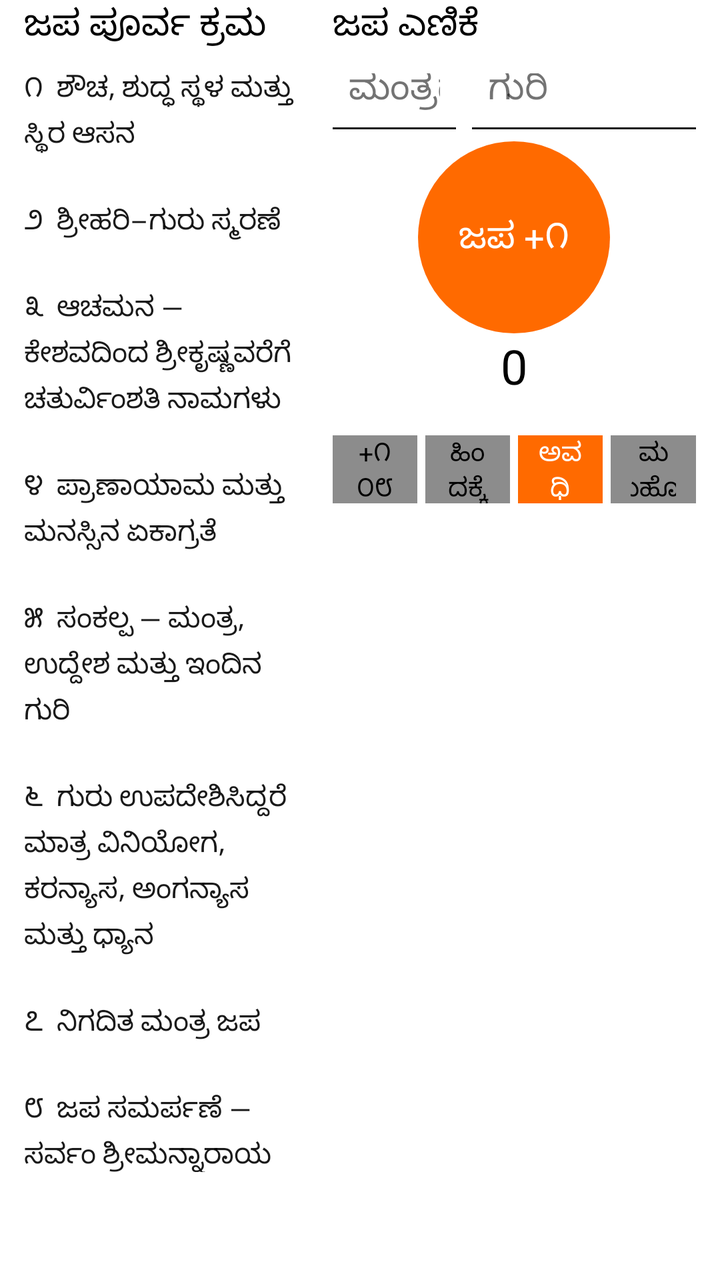
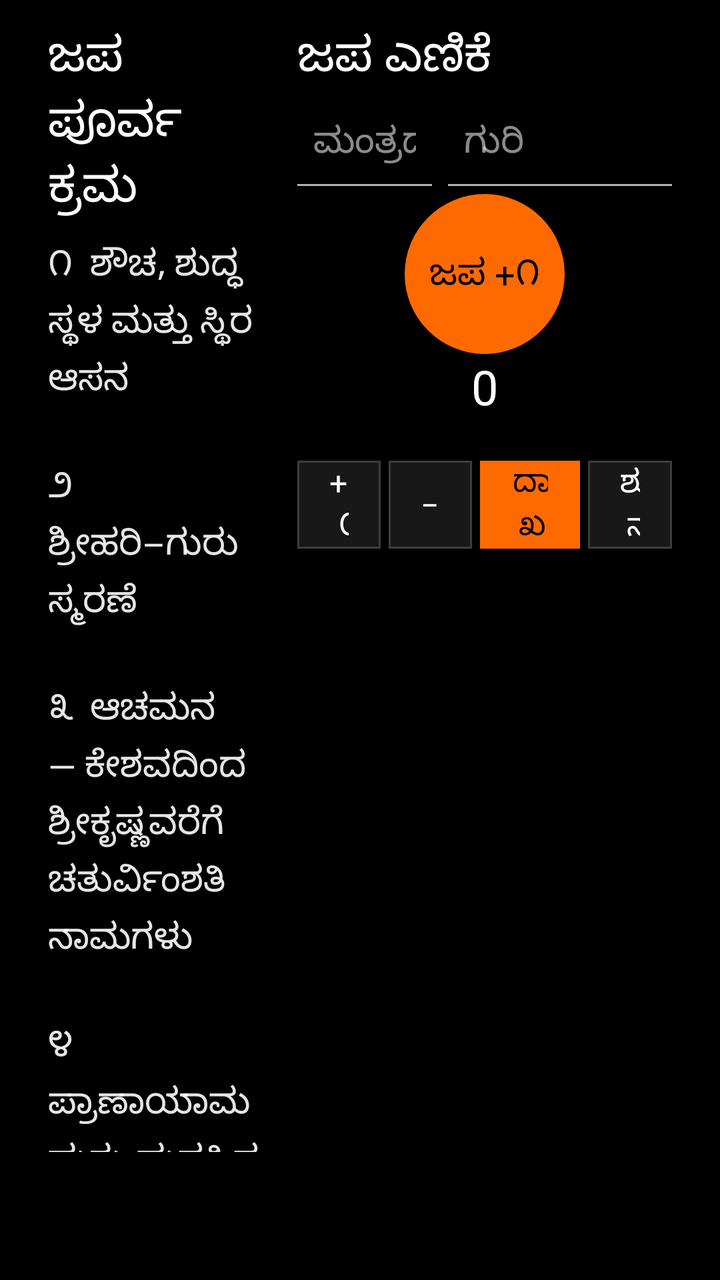

Two renders of the same Android screen: before a commit and after it. Below are the layout's source before the change and the commit's diff.
<!-- AndroidManifest.xml: application theme Theme.PaperDesk -->
<!-- res/layout/page_japa.xml -->
<?xml version="1.0" encoding="utf-8"?>
<LinearLayout xmlns:android="http://schemas.android.com/apk/res/android"
    android:layout_width="match_parent" android:layout_height="match_parent"
    android:background="@color/black" android:orientation="horizontal"
    android:paddingLeft="@dimen/page_pad_h" android:paddingRight="@dimen/page_pad_h" android:paddingBottom="@dimen/footer_bar">
    <ScrollView android:layout_width="0dp" android:layout_height="match_parent" android:layout_weight="0.46" android:fillViewport="true" android:scrollbars="none" android:paddingRight="18dp">
        <LinearLayout android:layout_width="match_parent" android:layout_height="wrap_content" android:orientation="vertical">
            <TextView android:id="@+id/japaRitualTitle" style="@style/Desk.Title" android:layout_width="match_parent" android:layout_height="wrap_content" android:text="ಜಪ ಪೂರ್ವ ಕ್ರಮ" />
            <TextView style="@style/Desk.Body" android:layout_width="match_parent" android:layout_height="wrap_content" android:layout_marginTop="10dp" android:lineSpacingExtra="4dp" android:text="೧  ಶೌಚ, ಶುದ್ಧ ಸ್ಥಳ ಮತ್ತು ಸ್ಥಿರ ಆಸನ&#10;&#10;೨  ಶ್ರೀಹರಿ–ಗುರು ಸ್ಮರಣೆ&#10;&#10;೩  ಆಚಮನ — ಕೇಶವದಿಂದ ಶ್ರೀಕೃಷ್ಣವರೆಗೆ ಚತುರ್ವಿಂಶತಿ ನಾಮಗಳು&#10;&#10;೪  ಪ್ರಾಣಾಯಾಮ ಮತ್ತು ಮನಸ್ಸಿನ ಏಕಾಗ್ರತೆ&#10;&#10;೫  ಸಂಕಲ್ಪ — ಮಂತ್ರ, ಉದ್ದೇಶ ಮತ್ತು ಇಂದಿನ ಗುರಿ&#10;&#10;೬  ಗುರು ಉಪದೇಶಿಸಿದ್ದರೆ ಮಾತ್ರ ವಿನಿಯೋಗ, ಕರನ್ಯಾಸ, ಅಂಗನ್ಯಾಸ ಮತ್ತು ಧ್ಯಾನ&#10;&#10;೭  ನಿಗದಿತ ಮಂತ್ರ ಜಪ&#10;&#10;೮  ಜಪ ಸಮರ್ಪಣೆ — ಸರ್ವಂ ಶ್ರೀಮನ್ನಾರಾಯಣಾರ್ಪಣಮಸ್ತು" />
            <TextView style="@style/Desk.Meta" android:layout_width="match_parent" android:layout_height="wrap_content" android:layout_marginTop="14dp" android:text="ಬೀಜ/ದೀಕ್ಷಾ ಮಂತ್ರಗಳ ವಿಧಾನವನ್ನು ಗುರು ಉಪದೇಶದಂತೆ ಮಾತ್ರ ಆಚರಿಸಿ. ಎಲ್ಲಾ ಮಂತ್ರಗಳಿಗೂ ಒಂದೇ ನ್ಯಾಸ ಅನ್ವಯಿಸುವುದಿಲ್ಲ." />
        </LinearLayout>
    </ScrollView>
    <LinearLayout android:layout_width="0dp" android:layout_height="match_parent" android:layout_weight="0.54" android:gravity="center_horizontal" android:orientation="vertical">
        <TextView android:id="@+id/japaTitle" style="@style/Desk.Title" android:layout_width="match_parent" android:layout_height="wrap_content" android:text="ಜಪ ಎಣಿಕೆ" />
        <LinearLayout android:layout_width="match_parent" android:layout_height="wrap_content" android:layout_marginTop="4dp" android:orientation="horizontal">
            <EditText android:id="@+id/japaMantra" android:layout_width="0dp" android:layout_height="36dp" android:layout_weight="1" android:background="@drawable/bg_input" android:hint="ಮಂತ್ರದ ಹೆಸರು" android:padding="8dp" android:singleLine="true" android:textColor="@color/white" android:textColorHint="@color/white_55" />
            <EditText android:id="@+id/japaTarget" android:layout_width="112dp" android:layout_height="36dp" android:layout_marginLeft="8dp" android:background="@drawable/bg_input" android:hint="ಗುರಿ" android:inputType="number" android:maxLength="18" android:padding="8dp" android:singleLine="true" android:textColor="@color/white" android:textColorHint="@color/white_55" />
        </LinearLayout>
        <TextView android:id="@+id/japaTap" android:layout_width="96dp" android:layout_height="96dp" android:layout_marginTop="6dp" android:background="@drawable/bg_circle_fill" android:contentDescription="ಒಂದು ಜಪ ಸೇರಿಸಿ" android:gravity="center" android:text="ಜಪ +೧" android:textColor="@color/black" android:textSize="18sp" />
        <TextView android:id="@+id/japaCurrent" android:layout_width="match_parent" android:layout_height="wrap_content" android:gravity="center" android:text="0" android:textColor="@color/white" android:textSize="24sp" />
        <TextView android:id="@+id/japaProgress" style="@style/Desk.Meta" android:layout_width="match_parent" android:layout_height="wrap_content" android:gravity="center" />
        <LinearLayout android:layout_width="match_parent" android:layout_height="34dp" android:layout_marginTop="4dp" android:orientation="horizontal">
            <TextView android:id="@+id/japa108" style="@style/Desk.Button" android:layout_width="0dp" android:layout_height="match_parent" android:layout_weight="1" android:gravity="center" android:text="+೧೦೮" />
            <TextView android:id="@+id/japaUndo" style="@style/Desk.Button" android:layout_width="0dp" android:layout_height="match_parent" android:layout_marginLeft="4dp" android:layout_weight="1" android:gravity="center" android:text="ಹಿಂದಕ್ಕೆ −೧" />
            <TextView android:id="@+id/japaComplete" style="@style/Desk.Button.Accent" android:layout_width="0dp" android:layout_height="match_parent" android:layout_marginLeft="4dp" android:layout_weight="1" android:gravity="center" android:text="ಅವಧಿ ದಾಖಲಿಸು" />
            <TextView android:id="@+id/japaReset" style="@style/Desk.Button" android:layout_width="0dp" android:layout_height="match_parent" android:layout_marginLeft="4dp" android:layout_weight="1" android:gravity="center" android:text="ಮರುಹೊಂದಿಸು" />
        </LinearLayout>
        <LinearLayout android:layout_width="match_parent" android:layout_height="wrap_content" android:layout_marginTop="4dp" android:orientation="horizontal">
            <TextView android:id="@+id/japaLifetime" style="@style/Desk.Meta" android:layout_width="0dp" android:layout_height="wrap_content" android:layout_weight="1" />
            <TextView android:id="@+id/japaSessions" style="@style/Desk.Meta" android:layout_width="0dp" android:layout_height="wrap_content" android:layout_weight="1" android:gravity="end" />
        </LinearLayout>
    </LinearLayout>
</LinearLayout>
<!-- resources referenced by this layout -->
<resources>
  <color name="black">#FFFFFF</color>
  <color name="white">#000000</color>
  <color name="white_55">#8C000000</color>
  <dimen name="footer_bar">54dp</dimen>
  <dimen name="page_pad_h">12dp</dimen>
  <!-- drawable bg_input (drawable) -->
  <?xml version="1.0" encoding="utf-8"?>
  <layer-list xmlns:android="http://schemas.android.com/apk/res/android">
      <item android:gravity="bottom">
          <shape android:shape="rectangle">
              <size android:height="@dimen/stroke_standard" />
              <solid android:color="@color/white_90" />
          </shape>
      </item>
  </layer-list>
  <style name="Desk.Body" parent="Desk">
          <item name="android:textSize">@dimen/type_body</item>
          <item name="android:fontWeight">400</item>
          <item name="android:textStyle">normal</item>
          <item name="android:textColor">@color/white_90</item>
      </style>
  <style name="Desk.Button.Accent" parent="Desk.Button">
          <item name="android:textColor">@color/black</item>
          <item name="android:background">@drawable/bg_btn_primary</item>
          <item name="android:fontWeight">600</item>
          <item name="android:textStyle">normal</item>
      </style>
  <style name="Desk.Meta" parent="Desk">
          <item name="android:textSize">@dimen/type_meta</item>
          <item name="android:fontWeight">400</item>
          <item name="android:textStyle">normal</item>
          <item name="android:textColor">@color/white_55</item>
      </style>
  <style name="Desk.Title" parent="Desk">
          <item name="android:textSize">@dimen/type_title</item>
          <item name="android:fontWeight">600</item>
          <item name="android:textStyle">normal</item>
          <item name="android:textColor">@color/white</item>
      </style>
  <color name="accent">#FF6A00</color>
  <dimen name="stroke_standard">1dp</dimen>
  <color name="white_90">#E6000000</color>
  <style name="Desk">
          <item name="android:fontFamily">sans-serif</item>
          <item name="android:textColor">@color/white</item>
      </style>
  <dimen name="type_body">14sp</dimen>
  <!-- drawable bg_btn_secondary (drawable) -->
  <?xml version="1.0" encoding="utf-8"?>
  <ripple xmlns:android="http://schemas.android.com/apk/res/android"
      android:color="@color/accent">
      <item>
          <shape android:shape="rectangle">
              <solid android:color="@color/white_45" />
          </shape>
      </item>
  </ripple>
  <dimen name="btn_h">38dp</dimen>
  <dimen name="type_btn">13sp</dimen>
  <dimen name="space_16">10dp</dimen>
  <dimen name="type_meta">11sp</dimen>
  <dimen name="type_title">18sp</dimen>
  <style name="ShapeAppearance.PaperDesk" parent="ShapeAppearance.MaterialComponents">
          <item name="cornerFamily">rounded</item>
          <item name="cornerSize">0dp</item>
      </style>
  <style name="Desk.Check" parent="Widget.AppCompat.CompoundButton.CheckBox">
          <item name="android:button">@drawable/bg_checkbox</item>
      </style>
  <color name="white_45">#73000000</color>
  <dimen name="space_8">4dp</dimen>
  <dimen name="touch">38dp</dimen>
  <dimen name="stroke_hairline">0.5dp</dimen>
  <!-- drawable bg_dialog (drawable) -->
  <?xml version="1.0" encoding="utf-8"?>
  <shape xmlns:android="http://schemas.android.com/apk/res/android"
      android:shape="rectangle">
      <solid android:color="@color/black" />
      <stroke
          android:width="@dimen/stroke"
          android:color="@color/white" />
  </shape>
  <dimen name="check">20dp</dimen>
  <dimen name="stroke">0.5dp</dimen>
  <!-- unchanged entries left out for length: 8 -->
</resources>

<!-- the commit's change to res/layout/page_japa.xml (unified diff, before → after) -->
@@ -2,28 +2,28 @@
 <LinearLayout xmlns:android="http://schemas.android.com/apk/res/android"
     android:layout_width="match_parent" android:layout_height="match_parent"
     android:background="@color/black" android:orientation="horizontal"
-    android:paddingLeft="@dimen/page_pad_h" android:paddingRight="@dimen/page_pad_h" android:paddingBottom="@dimen/footer_bar">
-    <ScrollView android:layout_width="0dp" android:layout_height="match_parent" android:layout_weight="0.46" android:fillViewport="true" android:scrollbars="none" android:paddingRight="18dp">
+    android:paddingLeft="@dimen/page_pad_h" android:paddingTop="@dimen/page_pad_top" android:paddingRight="@dimen/page_pad_h" android:paddingBottom="@dimen/footer_bar">
+    <ScrollView android:layout_width="0dp" android:layout_height="match_parent" android:layout_weight="0.40" android:fillViewport="true" android:scrollbars="none" android:paddingRight="18dp">
         <LinearLayout android:layout_width="match_parent" android:layout_height="wrap_content" android:orientation="vertical">
             <TextView android:id="@+id/japaRitualTitle" style="@style/Desk.Title" android:layout_width="match_parent" android:layout_height="wrap_content" android:text="ಜಪ ಪೂರ್ವ ಕ್ರಮ" />
             <TextView style="@style/Desk.Body" android:layout_width="match_parent" android:layout_height="wrap_content" android:layout_marginTop="10dp" android:lineSpacingExtra="4dp" android:text="೧  ಶೌಚ, ಶುದ್ಧ ಸ್ಥಳ ಮತ್ತು ಸ್ಥಿರ ಆಸನ&#10;&#10;೨  ಶ್ರೀಹರಿ–ಗುರು ಸ್ಮರಣೆ&#10;&#10;೩  ಆಚಮನ — ಕೇಶವದಿಂದ ಶ್ರೀಕೃಷ್ಣವರೆಗೆ ಚತುರ್ವಿಂಶತಿ ನಾಮಗಳು&#10;&#10;೪  ಪ್ರಾಣಾಯಾಮ ಮತ್ತು ಮನಸ್ಸಿನ ಏಕಾಗ್ರತೆ&#10;&#10;೫  ಸಂಕಲ್ಪ — ಮಂತ್ರ, ಉದ್ದೇಶ ಮತ್ತು ಇಂದಿನ ಗುರಿ&#10;&#10;೬  ಗುರು ಉಪದೇಶಿಸಿದ್ದರೆ ಮಾತ್ರ ವಿನಿಯೋಗ, ಕರನ್ಯಾಸ, ಅಂಗನ್ಯಾಸ ಮತ್ತು ಧ್ಯಾನ&#10;&#10;೭  ನಿಗದಿತ ಮಂತ್ರ ಜಪ&#10;&#10;೮  ಜಪ ಸಮರ್ಪಣೆ — ಸರ್ವಂ ಶ್ರೀಮನ್ನಾರಾಯಣಾರ್ಪಣಮಸ್ತು" />
             <TextView style="@style/Desk.Meta" android:layout_width="match_parent" android:layout_height="wrap_content" android:layout_marginTop="14dp" android:text="ಬೀಜ/ದೀಕ್ಷಾ ಮಂತ್ರಗಳ ವಿಧಾನವನ್ನು ಗುರು ಉಪದೇಶದಂತೆ ಮಾತ್ರ ಆಚರಿಸಿ. ಎಲ್ಲಾ ಮಂತ್ರಗಳಿಗೂ ಒಂದೇ ನ್ಯಾಸ ಅನ್ವಯಿಸುವುದಿಲ್ಲ." />
         </LinearLayout>
     </ScrollView>
-    <LinearLayout android:layout_width="0dp" android:layout_height="match_parent" android:layout_weight="0.54" android:gravity="center_horizontal" android:orientation="vertical">
+    <LinearLayout android:layout_width="0dp" android:layout_height="match_parent" android:layout_weight="0.60" android:gravity="center_horizontal" android:orientation="vertical">
         <TextView android:id="@+id/japaTitle" style="@style/Desk.Title" android:layout_width="match_parent" android:layout_height="wrap_content" android:text="ಜಪ ಎಣಿಕೆ" />
         <LinearLayout android:layout_width="match_parent" android:layout_height="wrap_content" android:layout_marginTop="4dp" android:orientation="horizontal">
-            <EditText android:id="@+id/japaMantra" android:layout_width="0dp" android:layout_height="36dp" android:layout_weight="1" android:background="@drawable/bg_input" android:hint="ಮಂತ್ರದ ಹೆಸರು" android:padding="8dp" android:singleLine="true" android:textColor="@color/white" android:textColorHint="@color/white_55" />
-            <EditText android:id="@+id/japaTarget" android:layout_width="112dp" android:layout_height="36dp" android:layout_marginLeft="8dp" android:background="@drawable/bg_input" android:hint="ಗುರಿ" android:inputType="number" android:maxLength="18" android:padding="8dp" android:singleLine="true" android:textColor="@color/white" android:textColorHint="@color/white_55" />
+            <EditText android:id="@+id/japaMantra" android:layout_width="0dp" android:layout_height="44dp" android:layout_weight="1" android:background="@drawable/bg_input" android:hint="ಮಂತ್ರದ ಹೆಸರು" android:padding="8dp" android:singleLine="true" android:textColor="@color/white" android:textColorHint="@color/white_55" />
+            <EditText android:id="@+id/japaTarget" android:layout_width="112dp" android:layout_height="44dp" android:layout_marginLeft="8dp" android:background="@drawable/bg_input" android:hint="ಗುರಿ" android:inputType="number" android:maxLength="18" android:padding="8dp" android:singleLine="true" android:textColor="@color/white" android:textColorHint="@color/white_55" />
         </LinearLayout>
-        <TextView android:id="@+id/japaTap" android:layout_width="96dp" android:layout_height="96dp" android:layout_marginTop="6dp" android:background="@drawable/bg_circle_fill" android:contentDescription="ಒಂದು ಜಪ ಸೇರಿಸಿ" android:gravity="center" android:text="ಜಪ +೧" android:textColor="@color/black" android:textSize="18sp" />
+        <TextView android:id="@+id/japaTap" android:layout_width="80dp" android:layout_height="80dp" android:layout_marginTop="4dp" android:background="@drawable/bg_circle_fill" android:contentDescription="ಒಂದು ಜಪ ಸೇರಿಸಿ" android:gravity="center" android:text="ಜಪ +೧" android:textColor="@color/black" android:textSize="18sp" />
         <TextView android:id="@+id/japaCurrent" android:layout_width="match_parent" android:layout_height="wrap_content" android:gravity="center" android:text="0" android:textColor="@color/white" android:textSize="24sp" />
         <TextView android:id="@+id/japaProgress" style="@style/Desk.Meta" android:layout_width="match_parent" android:layout_height="wrap_content" android:gravity="center" />
-        <LinearLayout android:layout_width="match_parent" android:layout_height="34dp" android:layout_marginTop="4dp" android:orientation="horizontal">
+        <LinearLayout android:layout_width="match_parent" android:layout_height="44dp" android:layout_marginTop="2dp" android:orientation="horizontal">
             <TextView android:id="@+id/japa108" style="@style/Desk.Button" android:layout_width="0dp" android:layout_height="match_parent" android:layout_weight="1" android:gravity="center" android:text="+೧೦೮" />
-            <TextView android:id="@+id/japaUndo" style="@style/Desk.Button" android:layout_width="0dp" android:layout_height="match_parent" android:layout_marginLeft="4dp" android:layout_weight="1" android:gravity="center" android:text="ಹಿಂದಕ್ಕೆ −೧" />
-            <TextView android:id="@+id/japaComplete" style="@style/Desk.Button.Accent" android:layout_width="0dp" android:layout_height="match_parent" android:layout_marginLeft="4dp" android:layout_weight="1" android:gravity="center" android:text="ಅವಧಿ ದಾಖಲಿಸು" />
-            <TextView android:id="@+id/japaReset" style="@style/Desk.Button" android:layout_width="0dp" android:layout_height="match_parent" android:layout_marginLeft="4dp" android:layout_weight="1" android:gravity="center" android:text="ಮರುಹೊಂದಿಸು" />
+            <TextView android:id="@+id/japaUndo" style="@style/Desk.Button" android:layout_width="0dp" android:layout_height="match_parent" android:layout_marginLeft="4dp" android:layout_weight="1" android:contentDescription="ಒಂದು ಎಣಿಕೆ ಹಿಂದಕ್ಕೆ" android:gravity="center" android:text="−೧" />
+            <TextView android:id="@+id/japaComplete" style="@style/Desk.Button.Accent" android:layout_width="0dp" android:layout_height="match_parent" android:layout_marginLeft="4dp" android:layout_weight="1.2" android:contentDescription="ಜಪ ಅವಧಿ ದಾಖಲಿಸು" android:gravity="center" android:text="ದಾಖಲಿಸು" />
+            <TextView android:id="@+id/japaReset" style="@style/Desk.Button" android:layout_width="0dp" android:layout_height="match_parent" android:layout_marginLeft="4dp" android:layout_weight="1" android:contentDescription="ಪ್ರಸ್ತುತ ಜಪ ಎಣಿಕೆಯನ್ನು ಮರುಹೊಂದಿಸು" android:gravity="center" android:text="ಶೂನ್ಯ" />
         </LinearLayout>
         <LinearLayout android:layout_width="match_parent" android:layout_height="wrap_content" android:layout_marginTop="4dp" android:orientation="horizontal">
             <TextView android:id="@+id/japaLifetime" style="@style/Desk.Meta" android:layout_width="0dp" android:layout_height="wrap_content" android:layout_weight="1" />
<!-- resource entries referenced after the edit -->
@@ -1,17 +1,18 @@
 <!-- resources referenced by this layout -->
 <resources>
-  <color name="black">#FFFFFF</color>
-  <color name="white">#000000</color>
-  <color name="white_55">#8C000000</color>
-  <dimen name="footer_bar">54dp</dimen>
-  <dimen name="page_pad_h">12dp</dimen>
+  <color name="black">#000000</color>
+  <color name="white">#FFFFFF</color>
+  <color name="white_55">#8CFFFFFF</color>
+  <dimen name="footer_bar">64dp</dimen>
+  <dimen name="page_pad_h">24dp</dimen>
+  <dimen name="page_pad_top">12dp</dimen>
   <!-- drawable bg_input (drawable) -->
   <?xml version="1.0" encoding="utf-8"?>
   <layer-list xmlns:android="http://schemas.android.com/apk/res/android">
       <item android:gravity="bottom">
           <shape android:shape="rectangle">
               <size android:height="@dimen/stroke_standard" />
-              <solid android:color="@color/white_90" />
+              <solid android:color="@color/white_70" />
           </shape>
       </item>
   </layer-list>
@@ -41,27 +42,29 @@
       </style>
   <color name="accent">#FF6A00</color>
   <dimen name="stroke_standard">1dp</dimen>
-  <color name="white_90">#E6000000</color>
+  <color name="white_70">#B3FFFFFF</color>
+  <color name="white_90">#E6FFFFFF</color>
   <style name="Desk">
           <item name="android:fontFamily">sans-serif</item>
           <item name="android:textColor">@color/white</item>
       </style>
-  <dimen name="type_body">14sp</dimen>
+  <dimen name="type_body">18sp</dimen>
   <!-- drawable bg_btn_secondary (drawable) -->
   <?xml version="1.0" encoding="utf-8"?>
   <ripple xmlns:android="http://schemas.android.com/apk/res/android"
       android:color="@color/accent">
       <item>
           <shape android:shape="rectangle">
-              <solid android:color="@color/white_45" />
+              <solid android:color="@color/surface_2" />
+              <stroke android:width="1dp" android:color="@color/divider" />
           </shape>
       </item>
   </ripple>
-  <dimen name="btn_h">38dp</dimen>
-  <dimen name="type_btn">13sp</dimen>
-  <dimen name="space_16">10dp</dimen>
-  <dimen name="type_meta">11sp</dimen>
-  <dimen name="type_title">18sp</dimen>
+  <dimen name="btn_h">44dp</dimen>
+  <dimen name="type_btn">16sp</dimen>
+  <dimen name="space_16">16dp</dimen>
+  <dimen name="type_meta">14sp</dimen>
+  <dimen name="type_title">24sp</dimen>
   <style name="ShapeAppearance.PaperDesk" parent="ShapeAppearance.MaterialComponents">
           <item name="cornerFamily">rounded</item>
           <item name="cornerSize">0dp</item>
@@ -69,9 +72,10 @@
   <style name="Desk.Check" parent="Widget.AppCompat.CompoundButton.CheckBox">
           <item name="android:button">@drawable/bg_checkbox</item>
       </style>
-  <color name="white_45">#73000000</color>
-  <dimen name="space_8">4dp</dimen>
-  <dimen name="touch">38dp</dimen>
+  <color name="surface_2">#181818</color>
+  <color name="divider">#3D3D3D</color>
+  <dimen name="space_8">8dp</dimen>
+  <dimen name="touch">48dp</dimen>
   <dimen name="stroke_hairline">0.5dp</dimen>
   <!-- drawable bg_dialog (drawable) -->
   <?xml version="1.0" encoding="utf-8"?>
